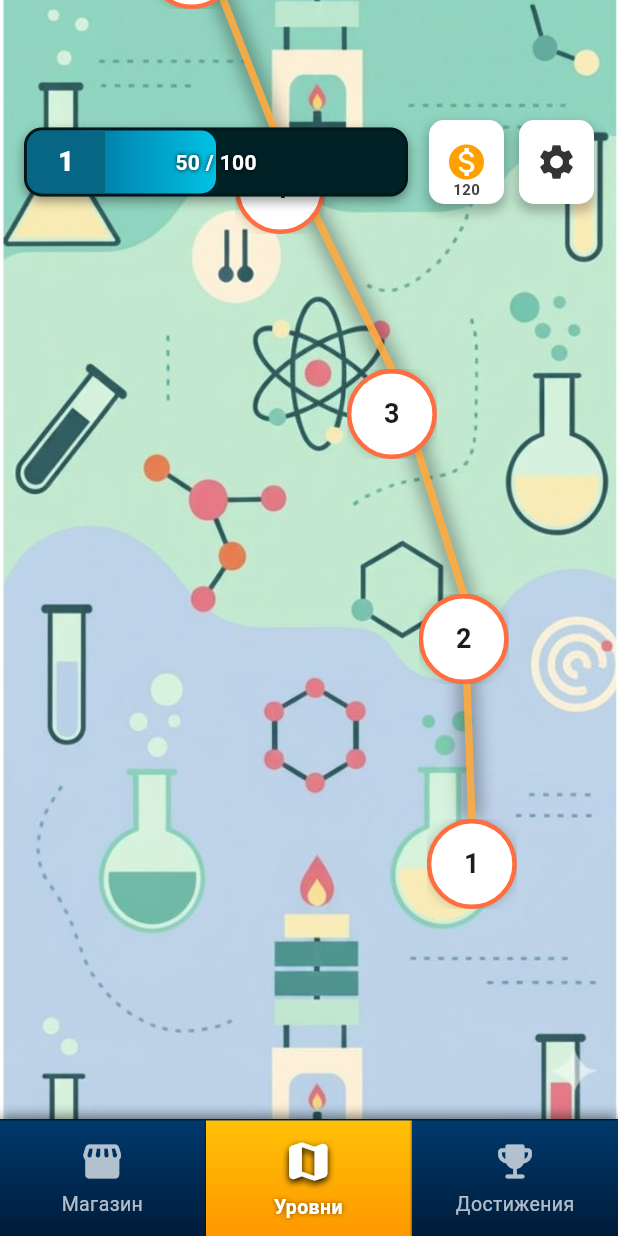
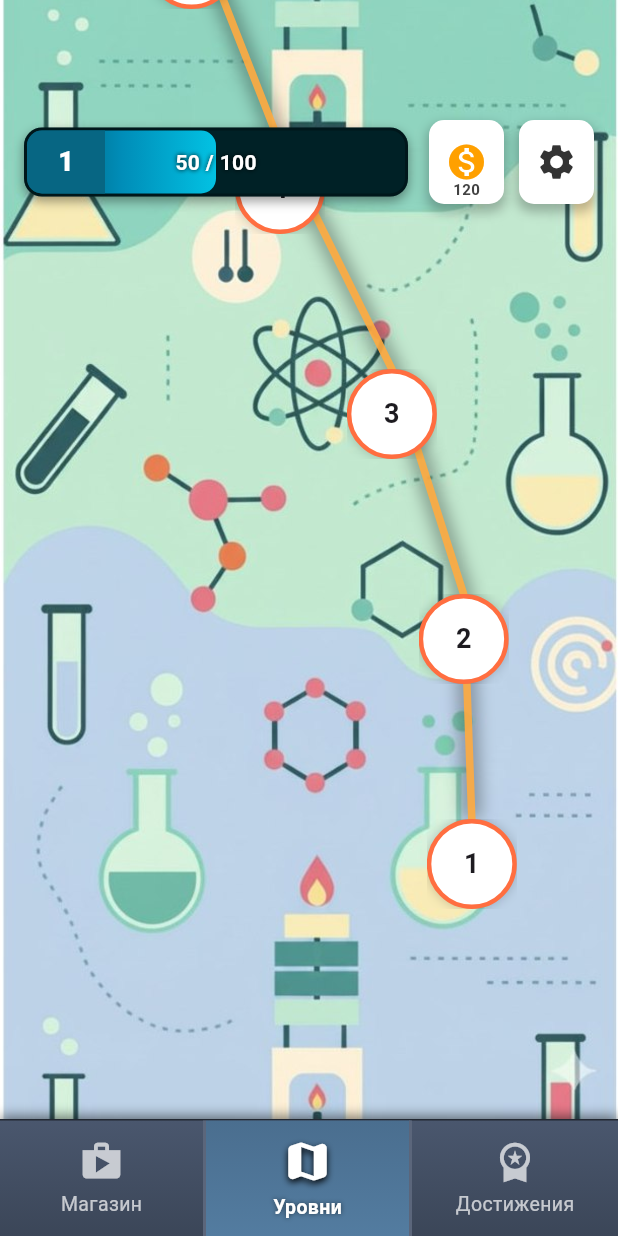
Before and after one commit to brokethesys/dickink, a Flutter app: the screen it shows after launch, on a phone screen of 412 x 824 dp. Run offline on Flutter 3.47's test engine with Material 3 defaults, Android fonts, the phone set to English and light mode, and no system bars; our stand-ins replace shared_preferences.

Commit message:
son_zibert 0.4xxx

```diff
--- a/lib/screens/home_screen.dart
+++ b/lib/screens/home_screen.dart
@@ -29,7 +29,7 @@ class _HomeScreenState extends State<HomeScreen> {
   @override
   Widget build(BuildContext context) {
     return Scaffold(
-      backgroundColor: const Color(0xFF001B33),
+      backgroundColor: const Color.fromARGB(255, 67, 91, 112),
       body: PageView(
         controller: _pageController,
         onPageChanged: _onPageChanged,
@@ -45,9 +45,9 @@ class _HomeScreenState extends State<HomeScreen> {
 
   Widget _buildBottomBar() {
     const icons = [
-      Icons.storefront_rounded,
+      Icons.shop,
       Icons.map_rounded,
-      Icons.emoji_events_rounded,
+      Icons.workspace_premium,
     ];
     const labels = [
       'Магазин',
@@ -59,7 +59,7 @@ class _HomeScreenState extends State<HomeScreen> {
       height: 78,
       decoration: BoxDecoration(
         gradient: const LinearGradient(
-          colors: [Color(0xFF003A6E), Color(0xFF001C3A)],
+          colors: [Color.fromARGB(255, 74, 87, 110), Color.fromARGB(255, 59, 70, 88)],
           begin: Alignment.topCenter,
           end: Alignment.bottomCenter,
         ),
@@ -86,8 +86,8 @@ class _HomeScreenState extends State<HomeScreen> {
                   gradient: active
                       ? const LinearGradient(
                           colors: [
-                            Color(0xFFFFC107),
-                            Color(0xFFFF9800),
+                            Color.fromARGB(255, 74, 110, 143),
+                            Color.fromARGB(255, 83, 124, 160),
                           ],
                           begin: Alignment.topCenter,
                           end: Alignment.bottomCenter,
@@ -95,7 +95,7 @@ class _HomeScreenState extends State<HomeScreen> {
                       : null,
                   border: i != 2
                       ? const Border(
-                          right: BorderSide(color: Colors.black26, width: 1),
+                          right: BorderSide(color: Color.fromARGB(255, 91, 102, 123), width: 2),
                         )
                       : null,
                 ),
```
Also changed, not shown: 3 other files.
